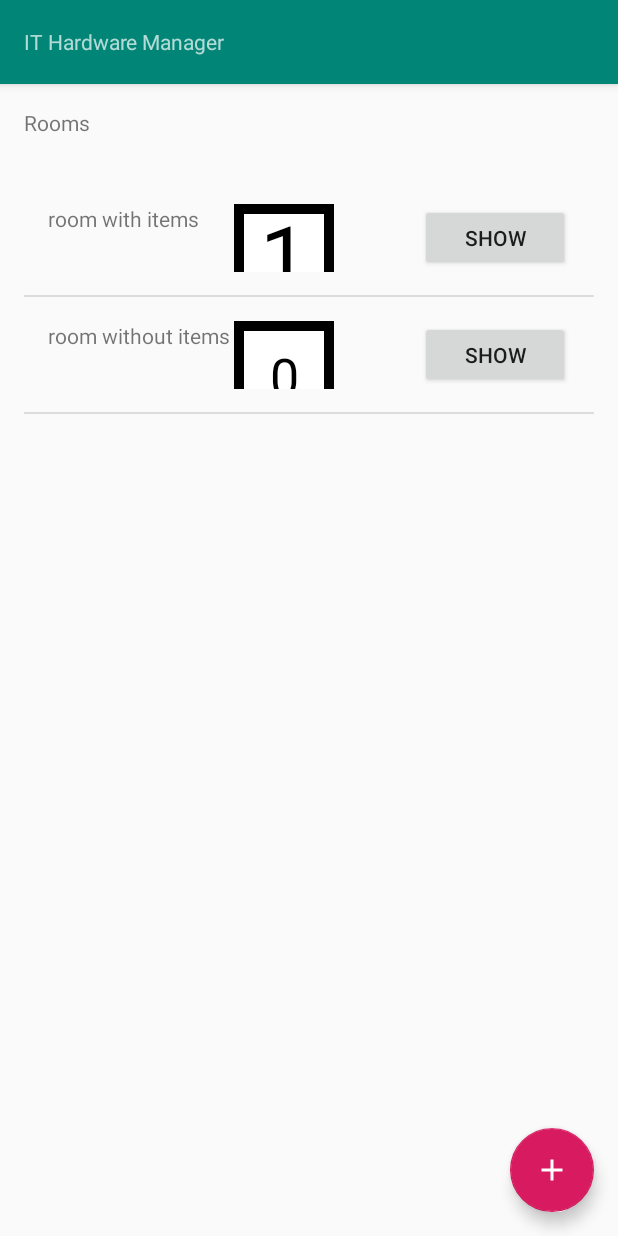
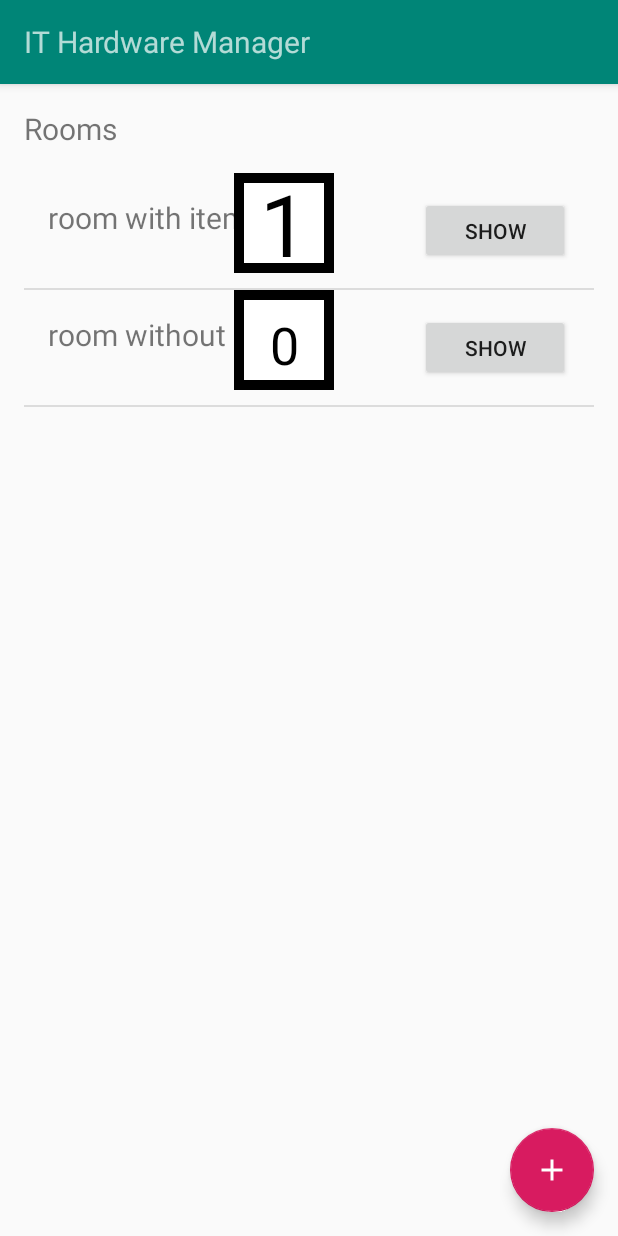
Before and after one commit to LarsWiegers/android-app-it-hardware-manager, an Android app: the screen it shows after launch (MainActivity), on a phone screen of 412 x 824 dp. Run offline under Robolectric (Android 15) with nearby library versions, the phone set to English and light mode, and no system bars.

Commit message:
update font size

```diff
--- a/app/src/main/res/layout-finger/add_room_activity.xml
+++ b/app/src/main/res/layout-finger/add_room_activity.xml
@@ -23,6 +23,7 @@
                 android:id="@+id/textView2"
                 android:layout_width="match_parent"
                 android:layout_height="wrap_content"
+                android:textSize="20sp"
                 android:text="IT Hardware Manager"
                 app:layout_constraintEnd_toEndOf="parent"
                 app:layout_constraintStart_toStartOf="parent" />
--- a/app/src/main/res/layout-finger/list_item.xml
+++ b/app/src/main/res/layout-finger/list_item.xml
@@ -21,6 +21,7 @@
             android:layout_marginTop="16dp"
             android:layout_marginBottom="16dp"
             android:text="TextView"
+            android:textSize="20sp"
             app:layout_constraintBottom_toBottomOf="parent"
             app:layout_constraintStart_toStartOf="parent"
             app:layout_constraintTop_toTopOf="parent" />
@@ -28,7 +29,7 @@
         <com.example.ithardwaremanager.views.DrawView
             android:id="@+id/numberOfItems"
             android:layout_width="100dp"
-            android:layout_height="45dp"
+            android:layout_height="match_parent"
             app:layout_constraintBottom_toBottomOf="parent"
             app:layout_constraintEnd_toEndOf="parent"
             app:layout_constraintStart_toStartOf="parent"
--- a/app/src/main/res/layout-finger/show_room_activity.xml
+++ b/app/src/main/res/layout-finger/show_room_activity.xml
@@ -24,6 +24,7 @@
                 android:layout_width="match_parent"
                 android:layout_height="wrap_content"
                 android:text="IT Hardware Manager"
+                android:textSize="20sp"
                 app:layout_constraintEnd_toEndOf="parent"
                 app:layout_constraintStart_toStartOf="parent" />
         </android.support.v7.widget.Toolbar>
@@ -48,11 +49,12 @@
             <TextView
                 android:id="@+id/name"
                 android:layout_width="0dp"
-                android:layout_height="19dp"
+                android:layout_height="wrap_content"
                 android:layout_marginStart="16dp"
                 android:layout_marginTop="16dp"
                 android:layout_marginEnd="16dp"
                 android:text="temp"
+                android:textSize="20sp"
                 app:layout_constraintEnd_toEndOf="parent"
                 app:layout_constraintStart_toStartOf="parent"
                 app:layout_constraintTop_toTopOf="parent" />
@@ -66,6 +68,7 @@
                 android:layout_marginEnd="16dp"
                 android:layout_marginBottom="8dp"
                 android:minHeight="20dp"
+                android:textSize="20sp"
                 android:text="temp"
                 app:layout_constraintBottom_toTopOf="@+id/itemList"
                 app:layout_constraintEnd_toEndOf="parent"
--- a/app/src/main/res/layout/activity_main.xml
+++ b/app/src/main/res/layout/activity_main.xml
@@ -23,6 +23,7 @@
                 android:layout_width="match_parent"
                 android:layout_height="wrap_content"
                 android:text="IT Hardware Manager"
+                android:textSize="20sp"
                 app:layout_constraintEnd_toEndOf="parent"
                 app:layout_constraintStart_toStartOf="parent" />
         </android.support.v7.widget.Toolbar>
--- a/app/src/main/res/layout/add_item_activity.xml
+++ b/app/src/main/res/layout/add_item_activity.xml
@@ -24,6 +24,7 @@
                 android:layout_width="match_parent"
                 android:layout_height="wrap_content"
                 android:text="IT Hardware Manager"
+                android:textSize="20sp"
                 app:layout_constraintEnd_toEndOf="parent"
                 app:layout_constraintStart_toStartOf="parent" />
         </android.support.v7.widget.Toolbar>
--- a/app/src/main/res/layout/content_main.xml
+++ b/app/src/main/res/layout/content_main.xml
@@ -12,11 +12,12 @@
     <TextView
         android:id="@+id/titleOfPage"
         android:layout_width="0dp"
-        android:layout_height="19dp"
+        android:layout_height="wrap_content"
         android:layout_marginStart="16dp"
         android:layout_marginTop="16dp"
         android:layout_marginEnd="16dp"
         android:text="@string/room_name_display"
+        android:textSize="20sp"
         app:layout_constraintEnd_toEndOf="parent"
         app:layout_constraintStart_toStartOf="parent"
         app:layout_constraintTop_toTopOf="parent" />
@@ -24,14 +25,14 @@
     <ListView
         android:id="@+id/roomListView"
         android:layout_width="match_parent"
-        android:layout_height="match_parent"
+        android:layout_height="0dp"
         android:layout_marginStart="16dp"
-        android:layout_marginTop="64dp"
+        android:layout_marginTop="16dp"
         android:layout_marginEnd="16dp"
         android:layout_marginBottom="16dp"
         app:layout_constraintBottom_toBottomOf="parent"
         app:layout_constraintEnd_toEndOf="parent"
         app:layout_constraintStart_toStartOf="parent"
-        app:layout_constraintTop_toTopOf="parent" />
+        app:layout_constraintTop_toBottomOf="@+id/titleOfPage" />
 
 </android.support.constraint.ConstraintLayout>
--- a/app/src/main/res/layout/show_item_activity.xml
+++ b/app/src/main/res/layout/show_item_activity.xml
@@ -24,6 +24,7 @@
                 android:layout_width="match_parent"
                 android:layout_height="wrap_content"
                 android:text="IT Hardware Manager"
+                android:textSize="20sp"
                 app:layout_constraintEnd_toEndOf="parent"
                 app:layout_constraintStart_toStartOf="parent" />
         </android.support.v7.widget.Toolbar>
```
